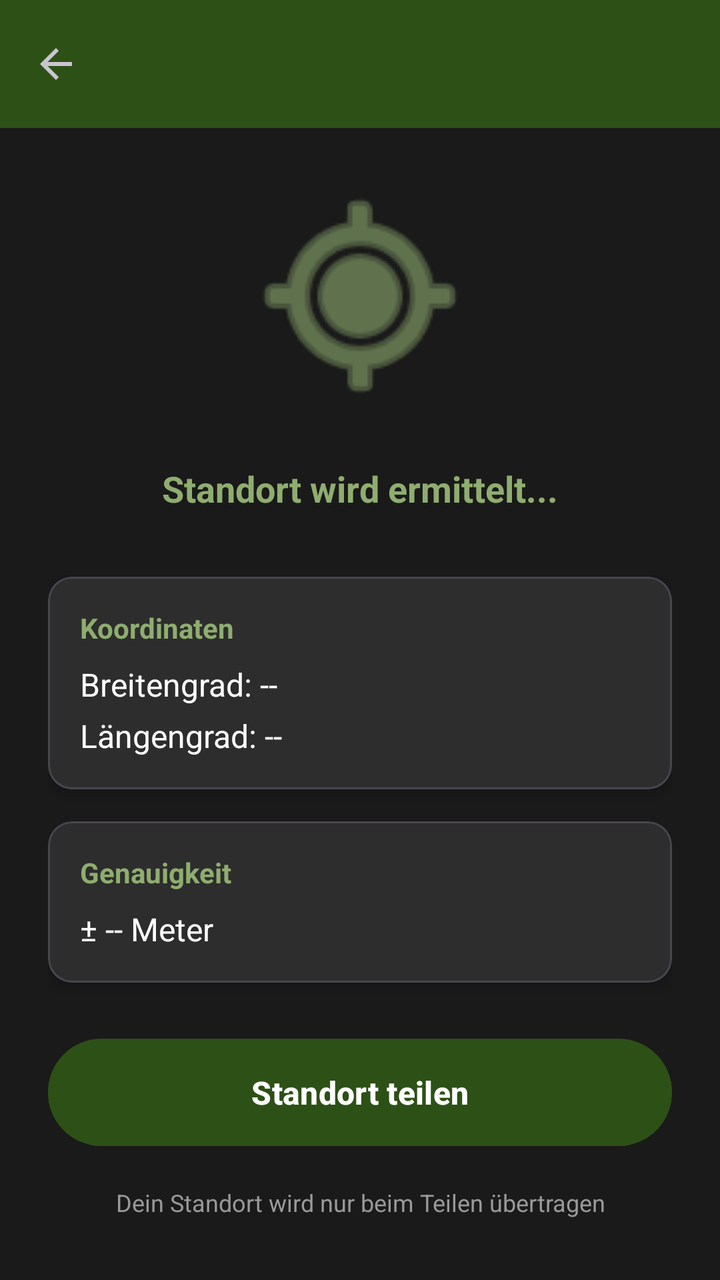
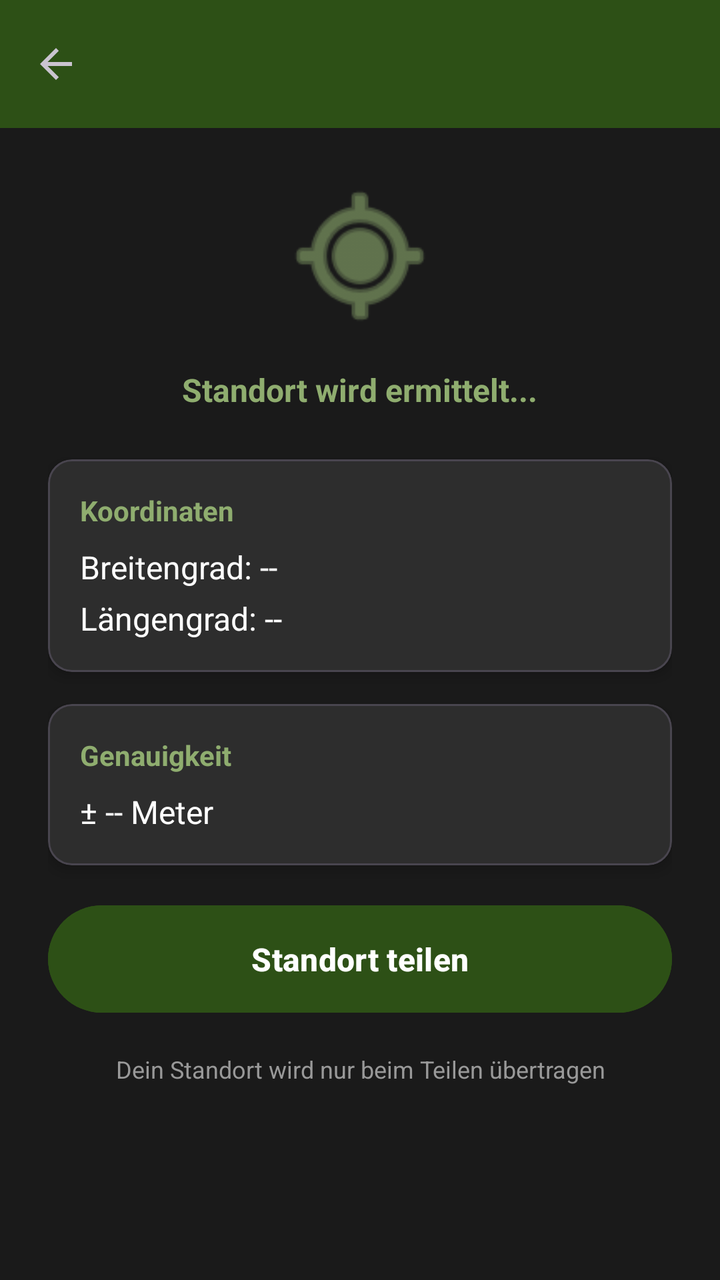

Screens rendered from an Android XML layout before and after an edit, with the pre-edit source and the edit as a unified diff.
<!-- AndroidManifest.xml: application theme Theme.HundeWildnis -->
<!-- res/layout/activity_location.xml -->
<?xml version="1.0" encoding="utf-8"?>
<androidx.coordinatorlayout.widget.CoordinatorLayout
    xmlns:android="http://schemas.android.com/apk/res/android"
    xmlns:app="http://schemas.android.com/apk/res-auto"
    android:layout_width="match_parent"
    android:layout_height="match_parent"
    android:fitsSystemWindows="true"
    android:background="#1a1a1a">

    <com.google.android.material.appbar.AppBarLayout
        android:layout_width="match_parent"
        android:layout_height="wrap_content">

        <androidx.appcompat.widget.Toolbar
            android:id="@+id/toolbar"
            android:layout_width="match_parent"
            android:layout_height="?attr/actionBarSize"
            android:background="#2d5016"
            app:titleTextColor="#FFFFFF"
            app:navigationIcon="?attr/homeAsUpIndicator" />
    </com.google.android.material.appbar.AppBarLayout>

    <ScrollView
        android:layout_width="match_parent"
        android:layout_height="match_parent"
        app:layout_behavior="@string/appbar_scrolling_view_behavior">

        <LinearLayout
            android:layout_width="match_parent"
            android:layout_height="wrap_content"
            android:orientation="vertical"
            android:padding="24dp">

            
            <ImageView
                android:layout_width="120dp"
                android:layout_height="120dp"
                android:layout_gravity="center_horizontal"
                android:layout_marginBottom="24dp"
                android:src="@android:drawable/ic_menu_mylocation"
                app:tint="#8fad6f" />

            
            <TextView
                android:id="@+id/statusText"
                android:layout_width="wrap_content"
                android:layout_height="wrap_content"
                android:layout_gravity="center_horizontal"
                android:layout_marginBottom="32dp"
                android:text="Standort wird ermittelt..."
                android:textColor="#8fad6f"
                android:textSize="18sp"
                android:textStyle="bold" />

            
            <com.google.android.material.card.MaterialCardView
                android:layout_width="match_parent"
                android:layout_height="wrap_content"
                android:layout_marginBottom="16dp"
                app:cardBackgroundColor="#2d2d2d"
                app:cardCornerRadius="12dp"
                app:cardElevation="4dp">

                <LinearLayout
                    android:layout_width="match_parent"
                    android:layout_height="wrap_content"
                    android:orientation="vertical"
                    android:padding="16dp">

                    <TextView
                        android:layout_width="wrap_content"
                        android:layout_height="wrap_content"
                        android:text="Koordinaten"
                        android:textColor="#8fad6f"
                        android:textSize="14sp"
                        android:textStyle="bold"
                        android:layout_marginBottom="8dp" />

                    <TextView
                        android:id="@+id/latitudeText"
                        android:layout_width="wrap_content"
                        android:layout_height="wrap_content"
                        android:text="Breitengrad: --"
                        android:textColor="#FFFFFF"
                        android:textSize="16sp"
                        android:layout_marginBottom="4dp" />

                    <TextView
                        android:id="@+id/longitudeText"
                        android:layout_width="wrap_content"
                        android:layout_height="wrap_content"
                        android:text="Längengrad: --"
                        android:textColor="#FFFFFF"
                        android:textSize="16sp" />
                </LinearLayout>
            </com.google.android.material.card.MaterialCardView>

            
            <com.google.android.material.card.MaterialCardView
                android:layout_width="match_parent"
                android:layout_height="wrap_content"
                android:layout_marginBottom="24dp"
                app:cardBackgroundColor="#2d2d2d"
                app:cardCornerRadius="12dp"
                app:cardElevation="4dp">

                <LinearLayout
                    android:layout_width="match_parent"
                    android:layout_height="wrap_content"
                    android:orientation="vertical"
                    android:padding="16dp">

                    <TextView
                        android:layout_width="wrap_content"
                        android:layout_height="wrap_content"
                        android:text="Genauigkeit"
                        android:textColor="#8fad6f"
                        android:textSize="14sp"
                        android:textStyle="bold"
                        android:layout_marginBottom="8dp" />

                    <TextView
                        android:id="@+id/accuracyText"
                        android:layout_width="wrap_content"
                        android:layout_height="wrap_content"
                        android:text="± -- Meter"
                        android:textColor="#FFFFFF"
                        android:textSize="16sp" />
                </LinearLayout>
            </com.google.android.material.card.MaterialCardView>

            
            <Button
                android:id="@+id/shareButton"
                android:layout_width="match_parent"
                android:layout_height="wrap_content"
                android:text="Standort teilen"
                android:textColor="#FFFFFF"
                android:backgroundTint="#2d5016"
                android:padding="16dp"
                android:enabled="false"
                android:textSize="16sp"
                android:textStyle="bold" />

            
            <TextView
                android:layout_width="wrap_content"
                android:layout_height="wrap_content"
                android:layout_gravity="center_horizontal"
                android:layout_marginTop="16dp"
                android:text="Dein Standort wird nur beim Teilen übertragen"
                android:textAlignment="center"
                android:textColor="#999999"
                android:textSize="12sp" />

        </LinearLayout>
    </ScrollView>

    <ProgressBar
        android:id="@+id/progressBar"
        android:layout_width="wrap_content"
        android:layout_height="wrap_content"
        android:layout_gravity="center"
        android:indeterminateTint="#8fad6f"
        android:visibility="visible" />

</androidx.coordinatorlayout.widget.CoordinatorLayout>
<!-- resources referenced by this layout -->
<resources>
  <style name="Theme.HundeWildnis" parent="Base.Theme.HundeWildnis" />
  <style name="Base.Theme.HundeWildnis" parent="Theme.Material3.Dark.NoActionBar">
          <item name="colorPrimary">#2d5016</item>
          <item name="colorPrimaryVariant">#1a3009</item>
          <item name="colorOnPrimary">#FFFFFF</item>
          <item name="colorSecondary">#6b8e4e</item>
          <item name="colorSecondaryVariant">#4a6135</item>
          <item name="colorOnSecondary">#FFFFFF</item>
          <item name="android:statusBarColor">?attr/colorPrimaryVariant</item>
  
          <item name="android:navigationBarColor">@android:color/transparent</item>
          <item name="android:windowLightStatusBar">false</item>
          <item name="android:windowLightNavigationBar">false</item>
          <item name="android:enforceNavigationBarContrast" tools:targetApi="q">false</item>
          <item name="android:enforceStatusBarContrast" tools:targetApi="q">false</item>
  
          
          <item name="actionMenuTextColor">#FFFFFF</item>
      </style>
</resources>

<!-- the commit's change to res/layout/activity_location.xml (unified diff, before → after) -->
@@ -1,6 +1,5 @@
 <?xml version="1.0" encoding="utf-8"?>
-<androidx.coordinatorlayout.widget.CoordinatorLayout
-    xmlns:android="http://schemas.android.com/apk/res/android"
+<androidx.coordinatorlayout.widget.CoordinatorLayout xmlns:android="http://schemas.android.com/apk/res/android"
     xmlns:app="http://schemas.android.com/apk/res-auto"
     android:layout_width="match_parent"
     android:layout_height="match_parent"
@@ -31,28 +30,25 @@
             android:orientation="vertical"
             android:padding="24dp">
 
-            
             <ImageView
-                android:layout_width="120dp"
-                android:layout_height="120dp"
+                android:layout_width="80dp"
+                android:layout_height="80dp"
                 android:layout_gravity="center_horizontal"
-                android:layout_marginBottom="24dp"
+                android:layout_marginBottom="16dp"
                 android:src="@android:drawable/ic_menu_mylocation"
-                app:tint="#8fad6f" />
+                android:tint="#8fad6f" />
 
-            
             <TextView
                 android:id="@+id/statusText"
                 android:layout_width="wrap_content"
                 android:layout_height="wrap_content"
                 android:layout_gravity="center_horizontal"
-                android:layout_marginBottom="32dp"
+                android:layout_marginBottom="24dp"
                 android:text="Standort wird ermittelt..."
                 android:textColor="#8fad6f"
-                android:textSize="18sp"
+                android:textSize="16sp"
                 android:textStyle="bold" />
 
-            
             <com.google.android.material.card.MaterialCardView
                 android:layout_width="match_parent"
                 android:layout_height="wrap_content"
@@ -95,11 +91,10 @@
                 </LinearLayout>
             </com.google.android.material.card.MaterialCardView>
 
-            
             <com.google.android.material.card.MaterialCardView
                 android:layout_width="match_parent"
                 android:layout_height="wrap_content"
-                android:layout_marginBottom="24dp"
+                android:layout_marginBottom="16dp"
                 app:cardBackgroundColor="#2d2d2d"
                 app:cardCornerRadius="12dp"
                 app:cardElevation="4dp">
@@ -130,6 +125,38 @@
             </com.google.android.material.card.MaterialCardView>
 
             
+            <com.google.android.material.card.MaterialCardView
+                android:id="@+id/mapCard"
+                android:layout_width="match_parent"
+                android:layout_height="wrap_content"
+                android:layout_marginBottom="16dp"
+                android:visibility="gone"
+                app:cardBackgroundColor="#2d2d2d"
+                app:cardCornerRadius="12dp"
+                app:cardElevation="4dp">
+
+                <LinearLayout
+                    android:layout_width="match_parent"
+                    android:layout_height="wrap_content"
+                    android:orientation="vertical">
+
+                    <TextView
+                        android:layout_width="wrap_content"
+                        android:layout_height="wrap_content"
+                        android:text="Standort auf Karte"
+                        android:textColor="#8fad6f"
+                        android:textSize="14sp"
+                        android:textStyle="bold"
+                        android:padding="16dp"
+                        android:paddingBottom="8dp" />
+
+                    <org.osmdroid.views.MapView
+                        android:id="@+id/mapView"
+                        android:layout_width="match_parent"
+                        android:layout_height="300dp" />
+                </LinearLayout>
+            </com.google.android.material.card.MaterialCardView>
+
             <Button
                 android:id="@+id/shareButton"
                 android:layout_width="match_parent"
@@ -142,7 +169,6 @@
                 android:textSize="16sp"
                 android:textStyle="bold" />
 
-            
             <TextView
                 android:layout_width="wrap_content"
                 android:layout_height="wrap_content"
